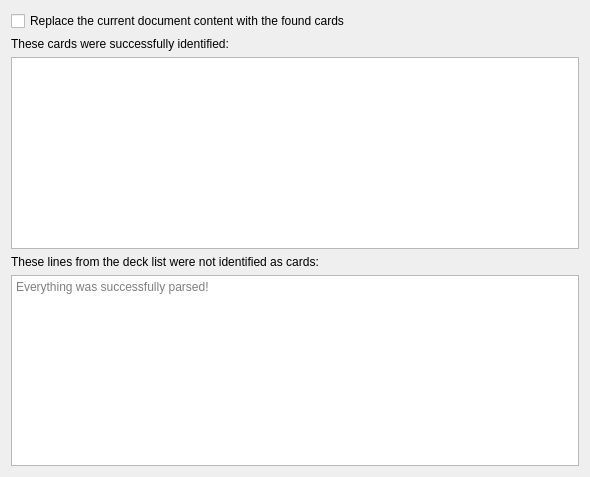
The window that mtg_proxy_printer/resources/ui/deck_import_wizard/parser_result_page.ui (luziferius/MTGProxyPrinter) describes before a commit, drawn with Qt 5.
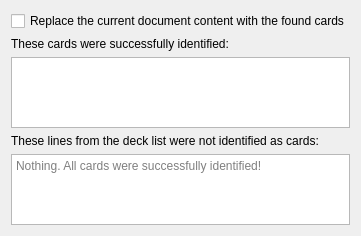
The same window after the commit. Icons and pictures are not drawn.

Commit message:
DeckImportWizard: Cleaned up the UI files for all three pages.
FossilOrigin-Name: 3aa0b6787f2af7534164f2c7eab70c2afe3cfe8f33acaa2e7984ccfbdfb6e5c7

The edit to the form file:
```diff
--- a/mtg_proxy_printer/resources/ui/deck_import_wizard/parser_result_page.ui
+++ b/mtg_proxy_printer/resources/ui/deck_import_wizard/parser_result_page.ui
@@ -2,17 +2,6 @@
 <ui version="4.0">
  <class>WizardPage</class>
  <widget class="QWizardPage" name="WizardPage">
-  <property name="geometry">
-   <rect>
-    <x>0</x>
-    <y>0</y>
-    <width>590</width>
-    <height>477</height>
-   </rect>
-  </property>
-  <property name="windowTitle">
-   <string>WizardPage</string>
-  </property>
   <property name="title">
    <string>Import a deck list for printing</string>
   </property>
@@ -78,11 +67,14 @@
        <verstretch>1</verstretch>
       </sizepolicy>
      </property>
+     <property name="sizeAdjustPolicy">
+      <enum>QAbstractScrollArea::AdjustToContents</enum>
+     </property>
      <property name="acceptRichText">
       <bool>false</bool>
      </property>
      <property name="placeholderText">
-      <string>Everything was successfully parsed!</string>
+      <string>Nothing. All cards were successfully identified!</string>
      </property>
      <property name="openLinks">
       <bool>false</bool>
```
The commit also changes 3 other files.
